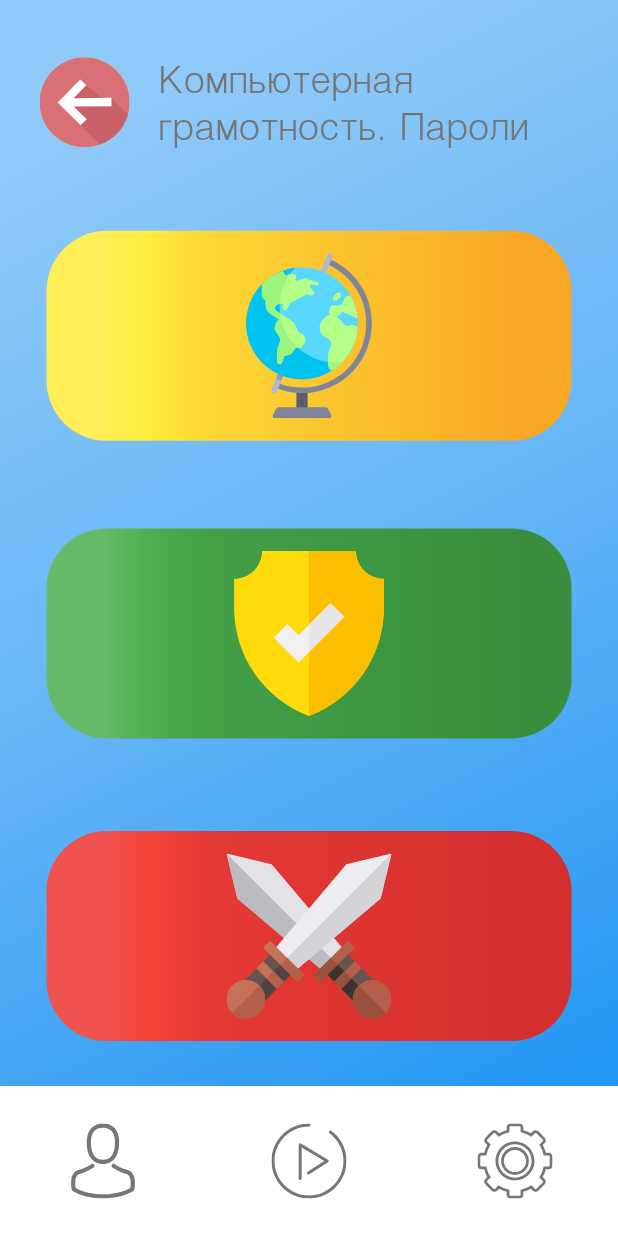
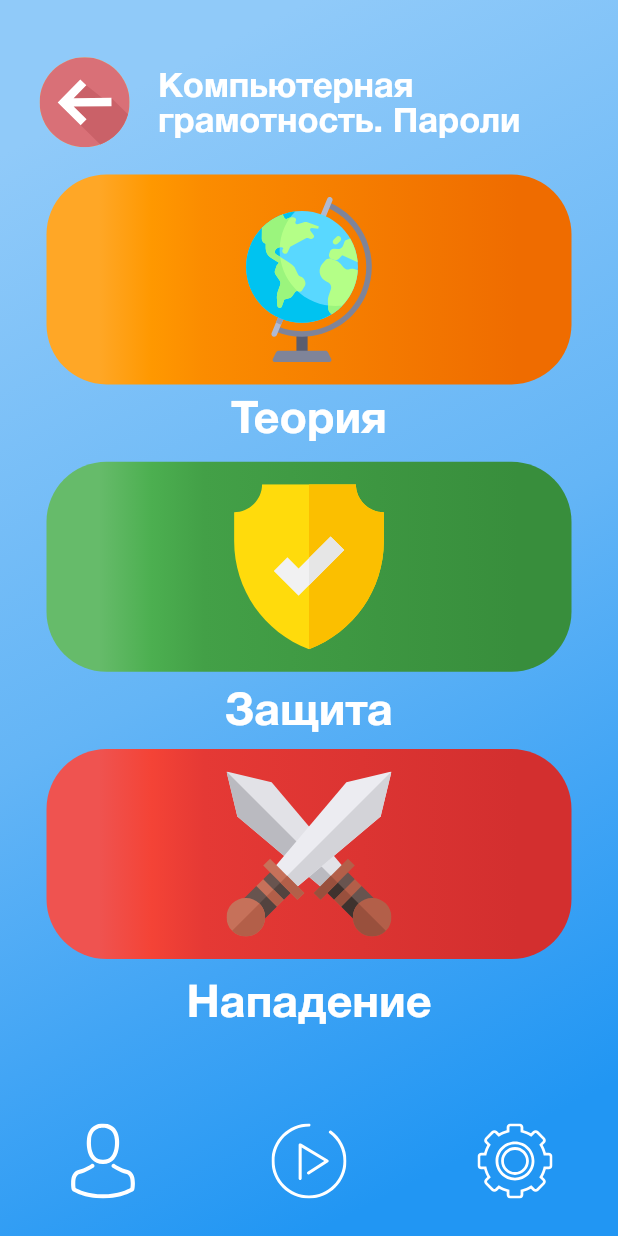
Before and after one commit to RTUITLab/DigitalHack, a Flutter app: the MainMenuPage screen opened directly, after a tap on "Уровень 1", on a phone screen of 412 x 824 dp. Run offline on Flutter 3.47's test engine with Material 2 defaults, Android fonts, the phone set to English and light mode, and no system bars; our stand-ins replace flutter_svg; missing offline and left inert: intro_views_flutter.

Commit message:
added better interface

```diff
--- a/lib/general/gradientdecoration.dart
+++ b/lib/general/gradientdecoration.dart
@@ -63,10 +63,10 @@ BoxDecoration gradientBorderRadiusDecoration() => BoxDecoration(
     end: Alignment.centerRight,
     stops: [0.1, 0.2, 0.3, 0.9],
     colors: [
-      Colors.yellow[400],
-      Colors.yellow[500],
-      Colors.yellow[600],
-      Colors.yellow[800],
+      Colors.orange[400],
+      Colors.orange[500],
+      Colors.orange[600],
+      Colors.orange[800],
     ],
   ),
   border: Border.all(width: 0, color: Color.fromARGB(0, 0, 0, 0)),
--- a/lib/menu.dart
+++ b/lib/menu.dart
@@ -44,12 +44,13 @@ class BodyWidgetState extends State<BodyWidget> {
               style: TextStyle(
                   fontSize: 34,
                   fontFamily: fontFamilyBold,
-                  color: Colors.grey[600])),
-          alignment: Alignment(0, -0.8),
+                  color: Colors.white)),
+          alignment: Alignment(0, -0.85),
         ),
-        oneLevel(context, Alignment(0, -0.55)),
-        customLevel(Alignment(0, 0.03), "Уровень 2"),
-        customLevel(Alignment(0, 0.62), "Уровень 3"),
+        oneLevel(context, Alignment(0, -0.6)),
+        customLevel(Alignment(0, -0.17), "Уровень 2"),
+        customLevel(Alignment(0, 0.26), "Уровень 3"),
+        customLevel(Alignment(0, 0.70), "Уровень 4"),
         bottomNavig(context, Alignment(0, 0))
       ],
     );
@@ -102,14 +103,15 @@ class BodyWidgetState extends State<BodyWidget> {
           alignment: Alignment(-0.85, -0.9),
         ),
         Container(
+          margin: new EdgeInsets.symmetric(vertical: 10.0),
           child: SizedBox(
             width: 250,
             child: Text(
               "Компьютерная грамотность. Пароли",
               style: TextStyle(
-                  fontSize: 28,
-                  fontFamily: fontFamilyLight,
-                  color: Colors.grey[600]),
+                  fontSize: 23,
+                  fontFamily: fontFamilyBold,
+                  color: Colors.white),
               softWrap: true,
             ),
           ),
@@ -121,15 +123,33 @@ class BodyWidgetState extends State<BodyWidget> {
               globusPic,
               height: 110,
             ),
-            Alignment(0, -0.55),
+            Alignment(0, -0.66),
             ((context) => App_Ed())),
+        Container(
+            child: Text(
+              'Теория',
+              style: TextStyle(fontSize: 30, fontFamily: fontFamilyBold),
+            ),
+            alignment: Alignment(0, -0.33)),
         _boxLevel(gradientBorderRadiusGreenDecoration(),
-            SvgPicture.asset(imagePath, height: 110), Alignment(0, 0.03), null),
+            SvgPicture.asset(imagePath, height: 110), Alignment(0, -0.1), null),
+            Container(
+            child: Text(
+              'Защита',
+              style: TextStyle(fontSize: 30, fontFamily: fontFamilyBold),
+            ),
+            alignment: Alignment(0, 0.16)),
         _boxLevel(
             gradientBorderRadiusRedDecoration(),
             SvgPicture.asset(swordPic, height: 110),
-            Alignment(0, 0.62),
+            Alignment(0, 0.46),
             ((context) => PasswordAttackPage(getRandomPerson()))),
+             Container(
+            child: Text(
+              'Нападение',
+              style: TextStyle(fontSize: 30, fontFamily: fontFamilyBold),
+            ),
+            alignment: Alignment(0, 0.65)),
         bottomNavig(context, Alignment(0, 0))
       ],
     );
@@ -142,11 +162,7 @@ class BodyWidgetState extends State<BodyWidget> {
             setState(() {
               selectedWidgetMarker = WidgetMarker.level;
             });
-            // Navigator.push(
-            //     context,
-            //     MaterialPageRoute(
-            //         builder: (context) =>
-            //             PasswordAttackPage(getRandomPerson())));
+
           },
           child: Container(
             child: Stack(
@@ -156,7 +172,7 @@ class BodyWidgetState extends State<BodyWidget> {
                     child: Text(
                       "Уровень 1",
                       style: TextStyle(
-                          color: Colors.grey[600],
+                          color: Colors.white,
                           fontSize: 22,
                           fontFamily: fontFamilyBold),
                       textAlign: TextAlign.right,
@@ -167,9 +183,9 @@ class BodyWidgetState extends State<BodyWidget> {
                     child: Text(
                       "Компьютерная грамотность. Пароли",
                       style: TextStyle(
-                          color: Colors.grey[600],
-                          fontSize: 30,
-                          fontFamily: fontFamilyLight),
+                          color: Colors.white,
+                          fontSize: 25,
+                          fontFamily: fontFamilyBold),
                       softWrap: true,
                     ),
                   ),
@@ -247,7 +263,7 @@ class BodyWidgetState extends State<BodyWidget> {
     return Column(
       children: <Widget>[
         Container(
-          color: Colors.white,
+          color: Colors.transparent,
           height: 100,
           child: Row(
             children: <Widget>[
@@ -259,6 +275,7 @@ class BodyWidgetState extends State<BodyWidget> {
                   child: SvgPicture.asset(
                     avatarPic,
                     height: 50,
+                    color: Colors.white,
                   ),
                 ),
               ),
@@ -272,6 +289,7 @@ class BodyWidgetState extends State<BodyWidget> {
                   child: SvgPicture.asset(
                     playerButtonPic,
                     height: 50,
+                    color: Colors.white,
                   ),
                 ),
               ),
@@ -283,6 +301,7 @@ class BodyWidgetState extends State<BodyWidget> {
                   child: SvgPicture.asset(
                     settingPic,
                     height: 50,
+                    color: Colors.white,
                   ),
                 ),
               ),
```
